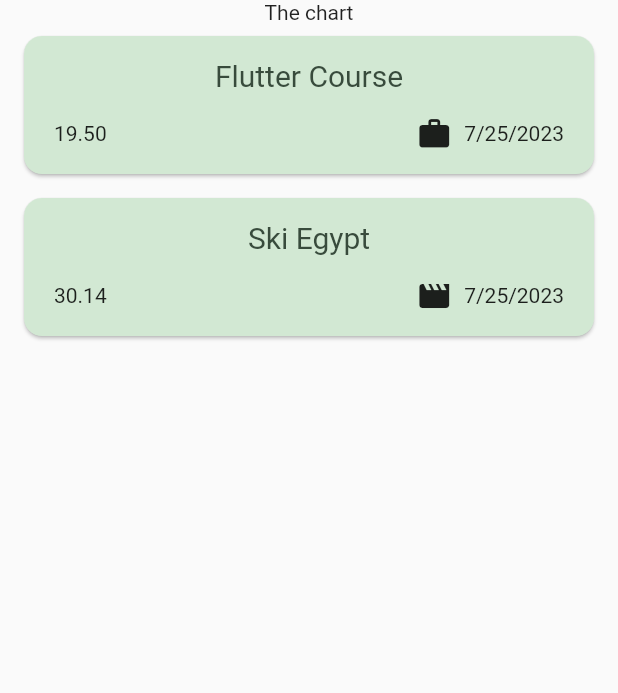
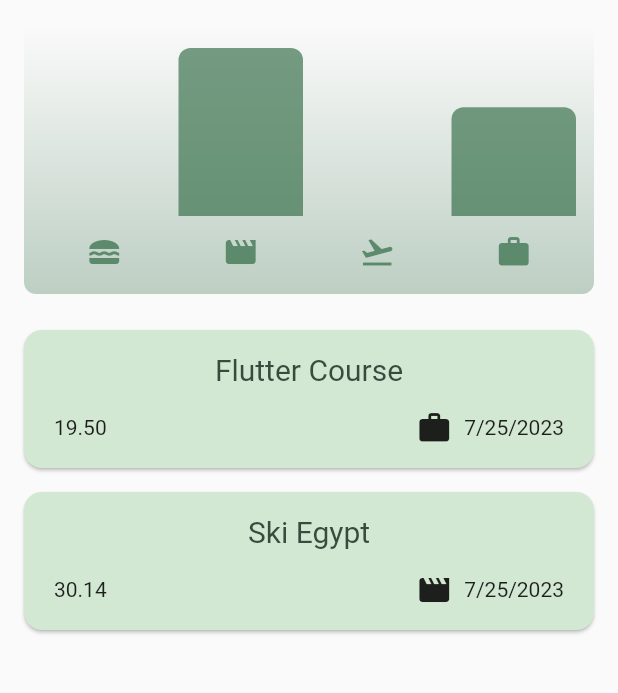
Before and after one commit to mernaislam/Expeneses-Tracker-App, a Flutter app: the screen it shows after launch, on a phone screen of 412 x 824 dp, the part 84-777 px from its top. Run offline on Flutter 3.47's test engine with Material 2 defaults, Android fonts, the phone set to English and light mode, and no system bars.

Commit message:
Adding charts

```diff
--- a/expense_tracker/lib/model/expense.dart
+++ b/expense_tracker/lib/model/expense.dart
@@ -15,12 +15,13 @@ const categoryIcon = {
 };
 
 class Expense {
-  Expense(
-      {required this.amount,
-      required this.title,
-      required this.category,
-      required this.date})
-      : id = uuid.v4();
+  Expense({
+    required this.amount,
+    required this.title,
+    required this.category,
+    required this.date,
+  }) : id = uuid.v4();
+
   final String id;
   final double amount;
   final String title;
@@ -33,7 +34,10 @@ class Expense {
 }
 
 class ExpenseBucket {
-  const ExpenseBucket({required this.category, required this.expenses});
+  const ExpenseBucket({
+    required this.category,
+    required this.expenses,
+  });
 
   ExpenseBucket.forCategory(List<Expense> allExpenses, this.category)
       : expenses = allExpenses
--- /dev/null
+++ b/expense_tracker/lib/widgets/chart/chart.dart
@@ -0,0 +1,95 @@
+import 'package:flutter/material.dart';
+
+import 'package:expense_tracker/widgets/chart/chart_bar.dart';
+import 'package:expense_tracker/model/expense.dart';
+
+class Chart extends StatelessWidget {
+  const Chart({super.key, required this.expenses});
+
+  final List<Expense> expenses;
+
+  List<ExpenseBucket> get buckets {
+    return [
+      ExpenseBucket.forCategory(expenses, Category.food),
+      ExpenseBucket.forCategory(expenses, Category.leisure),
+      ExpenseBucket.forCategory(expenses, Category.travel),
+      ExpenseBucket.forCategory(expenses, Category.work),
+    ];
+  }
+
+  double get maxTotalExpense {
+    double maxTotalExpense = 0;
+
+    for (final bucket in buckets) {
+      if (bucket.totalExpenses > maxTotalExpense) {
+        maxTotalExpense = bucket.totalExpenses;
+      }
+    }
+
+    return maxTotalExpense;
+  }
+
+  @override
+  Widget build(BuildContext context) {
+    final isDarkMode =
+        MediaQuery.of(context).platformBrightness == Brightness.dark;
+    return Container(
+      margin: const EdgeInsets.all(16),
+      padding: const EdgeInsets.symmetric(
+        vertical: 16,
+        horizontal: 8,
+      ),
+      width: double.infinity,
+      height: 180,
+      decoration: BoxDecoration(
+        borderRadius: BorderRadius.circular(8),
+        gradient: LinearGradient(
+          colors: [
+            Theme.of(context).colorScheme.primary.withOpacity(0.3),
+            Theme.of(context).colorScheme.primary.withOpacity(0.0)
+          ],
+          begin: Alignment.bottomCenter,
+          end: Alignment.topCenter,
+        ),
+      ),
+      child: Column(
+        children: [
+          Expanded(
+            child: Row(
+              crossAxisAlignment: CrossAxisAlignment.end,
+              children: [
+                for (final bucket in buckets) // alternative to map()
+                  ChartBar(
+                    fill: bucket.totalExpenses == 0
+                        ? 0
+                        : bucket.totalExpenses / maxTotalExpense,
+                  )
+              ],
+            ),
+          ),
+          const SizedBox(height: 12),
+          Row(
+            children: buckets
+                .map(
+                  (bucket) => Expanded(
+                    child: Padding(
+                      padding: const EdgeInsets.symmetric(horizontal: 4),
+                      child: Icon(
+                        categoryIcon[bucket.category],
+                        color: isDarkMode
+                            ? Theme.of(context).colorScheme.secondary
+                            : Theme.of(context)
+                                .colorScheme
+                                .primary
+                                .withOpacity(0.7),
+                      ),
+                    ),
+                  ),
+                )
+                .toList(),
+          )
+        ],
+      ),
+    );
+  }
+}
--- /dev/null
+++ b/expense_tracker/lib/widgets/chart/chart_bar.dart
@@ -0,0 +1,34 @@
+import 'package:flutter/material.dart';
+
+class ChartBar extends StatelessWidget {
+  const ChartBar({
+    super.key,
+    required this.fill,
+  });
+
+  final double fill;
+
+  @override
+  Widget build(BuildContext context) {
+    final isDarkMode =
+        MediaQuery.of(context).platformBrightness == Brightness.dark;
+    return Expanded(
+      child: Padding(
+        padding: const EdgeInsets.symmetric(horizontal: 4),
+        child: FractionallySizedBox(
+          heightFactor: fill,
+          child: DecoratedBox(
+            decoration: BoxDecoration(
+              shape: BoxShape.rectangle,
+              borderRadius:
+                  const BorderRadius.vertical(top: Radius.circular(8)),
+              color: isDarkMode
+                  ? Theme.of(context).colorScheme.secondary
+                  : Theme.of(context).colorScheme.primary.withOpacity(0.65),
+            ),
+          ),
+        ),
+      ),
+    );
+  }
+}
--- a/expense_tracker/lib/widgets/expenses.dart
+++ b/expense_tracker/lib/widgets/expenses.dart
@@ -1,4 +1,5 @@
 import 'package:expense_tracker/new_expense.dart';
+import 'package:expense_tracker/widgets/chart/chart.dart';
 import 'package:expense_tracker/widgets/expenses_list/expenses_list.dart';
 import 'package:expense_tracker/model/expense.dart';
 import 'package:flutter/material.dart';
@@ -17,12 +18,14 @@ class _ExpensesState extends State<Expenses> {
       amount: 19.5,
       title: 'Flutter Course',
       category: Category.work,
-        date: DateTime.now()),
+      date: DateTime.now(),
+    ),
     Expense(
       amount: 30.14,
       title: 'Ski Egypt',
       category: Category.leisure,
-        date: DateTime.now()),
+      date: DateTime.now(),
+    ),
   ];
 
   void _addExpense(Expense expense) {
@@ -48,7 +51,8 @@ class _ExpensesState extends State<Expenses> {
             setState(() {
               _selectedExpenses.insert(expenseIndex, expense);
             });
-            }),
+          },
+        ),
         content: const Text('Expense Deleted.'),
       ),
     );
@@ -60,12 +64,17 @@ class _ExpensesState extends State<Expenses> {
       context: context,
       builder: (ctx) {
         return NewExpense(onAddExpense: _addExpense);
-        });
+      },
+    );
   }
 
   @override
   Widget build(BuildContext context) {
-    Widget mainContent = Center(child: Text('No expenses found \n  Try adding some!', style: Theme.of(context).textTheme.titleLarge,));
+    Widget mainContent = Center(
+        child: Text(
+      'No expenses found \n  Try adding some!',
+      style: Theme.of(context).textTheme.titleLarge,
+    ));
     if (_selectedExpenses.isNotEmpty) {
       mainContent = ExpensesList(
         expensesList: _selectedExpenses,
@@ -77,12 +86,14 @@ class _ExpensesState extends State<Expenses> {
         title: const Text('Flutter Expense Tracker'),
         actions: [
           IconButton(
-              onPressed: _openAddExpenseOverlay, icon: const Icon(Icons.add))
+            onPressed: _openAddExpenseOverlay,
+            icon: const Icon(Icons.add),
+          )
         ],
       ),
       body: Column(
         children: [
-          const Text('The chart'),
+          Chart(expenses: _selectedExpenses),
           Expanded(
             child: mainContent,
           ),
```
Also changed, not shown: expense_tracker/lib/widgets/expenses_list/expense_item.dart (+11 -4 lines). Lines whose indentation alone changed are shown as unchanged.
